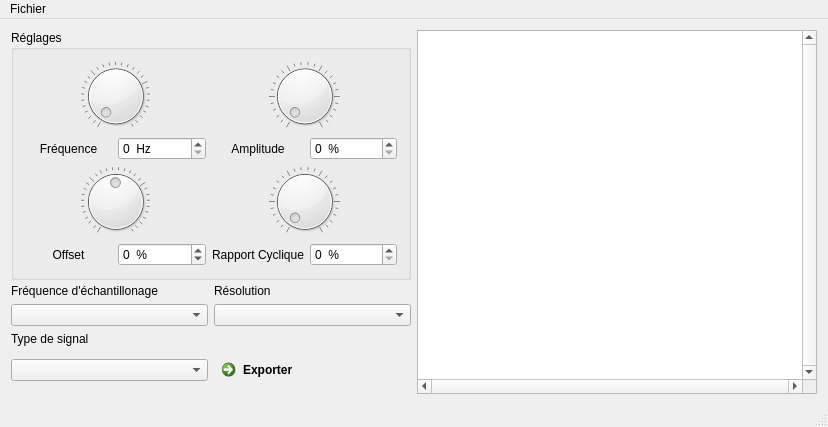
This is IHM/GBF_IHM.ui in Nakio195/GBF_Project as Qt 5 draws it before an edit. The edited form follows.
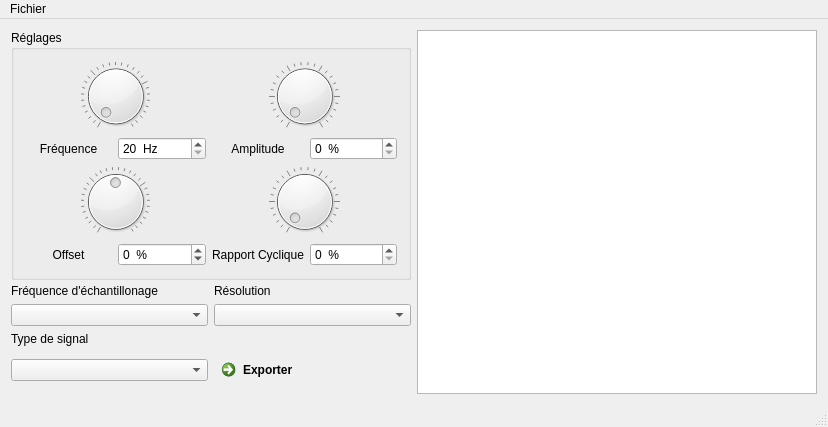
This is the edited form.

```diff
--- a/IHM/GBF_IHM.ui
+++ b/IHM/GBF_IHM.ui
@@ -136,6 +136,9 @@
          <property name="suffix">
           <string>  Hz</string>
          </property>
+         <property name="minimum">
+          <number>20</number>
+         </property>
          <property name="maximum">
           <number>22050</number>
          </property>
@@ -206,10 +209,10 @@
        </size>
       </property>
       <property name="verticalScrollBarPolicy">
-       <enum>Qt::ScrollBarAlwaysOn</enum>
+       <enum>Qt::ScrollBarAlwaysOff</enum>
       </property>
       <property name="horizontalScrollBarPolicy">
-       <enum>Qt::ScrollBarAlwaysOn</enum>
+       <enum>Qt::ScrollBarAlwaysOff</enum>
       </property>
       <property name="sizeAdjustPolicy">
        <enum>QAbstractScrollArea::AdjustToContents</enum>
```
Left out of the diff: 5 changed lines with no effect on the pictures.
